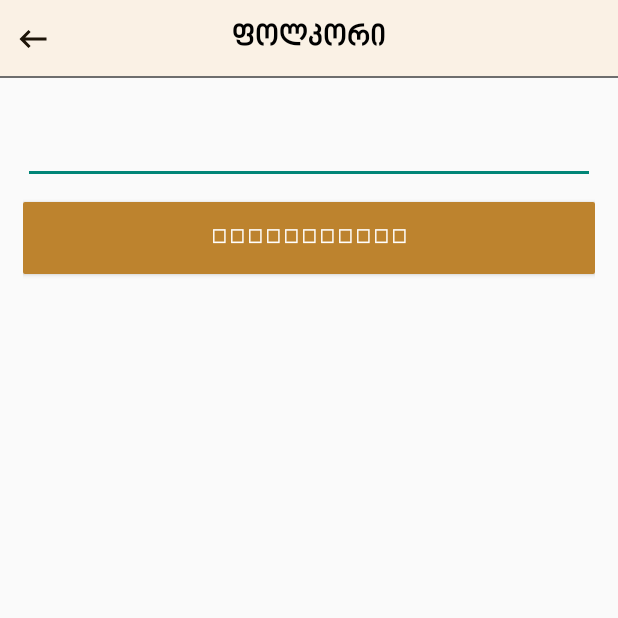
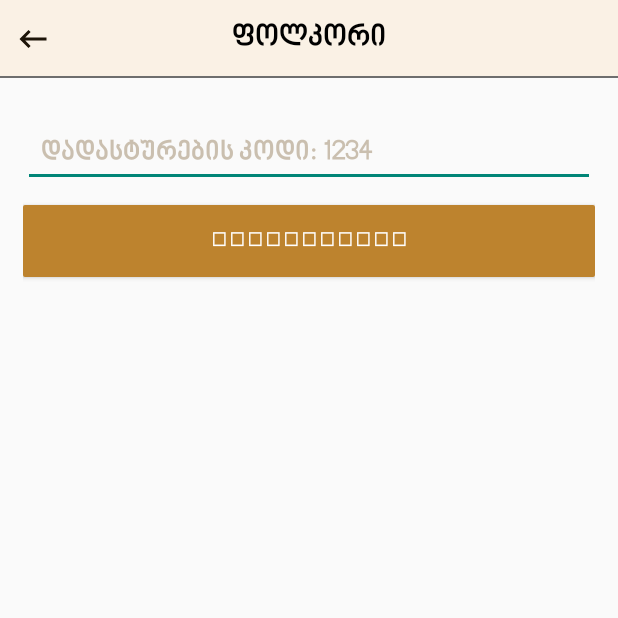
Before and after one commit to medbehapps/FolkApp.Android, an Android app: the RegisterActivity screen opened directly, with no data from a screen before it, on a phone screen of 412 x 824 dp, the top half of it. Run offline under Robolectric (Android 15) with nearby library versions, the phone set to English and light mode, and no system bars; our stand-ins replace Timber, data binding; libraries missing offline, so code that uses them is left out: reactivecircus.flowbinding.android; 3 statements that could not run were skipped.

Commit message:
fix last changes related to auth

```diff
--- a/app/build.gradle
+++ b/app/build.gradle
@@ -15,7 +15,7 @@ android {
         //noinspection OldTargetApi
         targetSdk 33
         versionCode 106
-        versionName "1.1.0"
+        versionName "1.1.1"
 
         testInstrumentationRunner "androidx.test.runner.AndroidJUnitRunner"
         vectorDrawables {
--- /dev/null
+++ b/app/src/main/java/ge/baqar/gogia/goefolk/model/LoginModel.kt
@@ -0,0 +1,3 @@
+package ge.baqar.gogia.goefolk.model
+
+data class LoginModel(var email : String?, var password: String?)
--- a/app/src/main/java/ge/baqar/gogia/goefolk/ui/account/login/LoginActivity.kt
+++ b/app/src/main/java/ge/baqar/gogia/goefolk/ui/account/login/LoginActivity.kt
@@ -7,6 +7,7 @@ import androidx.appcompat.app.AppCompatActivity
 import androidx.core.splashscreen.SplashScreen.Companion.installSplashScreen
 import androidx.lifecycle.lifecycleScope
 import ge.baqar.gogia.goefolk.databinding.ActivityLoginBinding
+import ge.baqar.gogia.goefolk.model.LoginModel
 import ge.baqar.gogia.goefolk.storage.FolkAppPreferences
 import ge.baqar.gogia.goefolk.ui.MenuActivity
 import ge.baqar.gogia.goefolk.ui.account.register.RegisterActivity
@@ -43,12 +44,13 @@ class LoginActivity : AppCompatActivity() {
         binding = ActivityLoginBinding.inflate(layoutInflater)
         setContentView(binding?.root)
 
+        binding?.loginModel = LoginModel(null, null)
         initializeIntents(
             binding?.loginButton?.clicks()
                 ?.map {
                     LoginRequested(
-                        binding?.emailEditText?.text?.toString()!!,
-                        binding?.passwordEditText?.text?.toString()!!,
+                        binding?.loginModel?.email!!,
+                        binding?.loginModel?.password!!,
                         deviceId.get()!!
                     )
                 }!!
--- a/app/src/main/java/ge/baqar/gogia/goefolk/ui/account/register/RegisterActivity.kt
+++ b/app/src/main/java/ge/baqar/gogia/goefolk/ui/account/register/RegisterActivity.kt
@@ -28,7 +28,7 @@ class RegisterActivity : AppCompatActivity() {
         setContentView(binding?.root)
 
         val registrationModel = RegistrationModel(
-            "b.gogia94@gmail.com", "avqsenti", "megrelidze", "12345678"
+            null, null, null, null
         )
         val verificationModel = VerificationModel(
             null
--- a/app/src/main/res/layout/activity_register.xml
+++ b/app/src/main/res/layout/activity_register.xml
@@ -39,12 +39,16 @@
                 android:layout_height="wrap_content"
                 android:layout_marginTop="12dp"
                 android:fontFamily="@font/bpg_nino_mtavruli_bold"
+                android:hint="@string/code"
                 android:imeOptions="actionNext"
-                android:inputType="textWebEmailAddress"
-                android:lines="1"
+                android:inputType="number"
+                android:maxLength="4"
+                android:maxLines="1"
+                android:minLines="1"
                 android:padding="12dp"
                 android:text="@={verificationModel.code}"
-                android:textColor="@color/black" />
+                android:textColor="@color/black"
+                android:textColorHint="@color/hintTextColor" />
 
 
             <androidx.appcompat.widget.AppCompatButton
@@ -73,12 +77,14 @@
                 android:layout_height="wrap_content"
                 android:layout_marginTop="12dp"
                 android:fontFamily="@font/bpg_nino_mtavruli_bold"
+                android:hint="@string/email_placeholder"
                 android:imeOptions="actionNext"
                 android:inputType="textWebEmailAddress"
                 android:lines="1"
                 android:padding="12dp"
                 android:text="@={registerModel.email}"
-                android:textColor="@color/black" />
+                android:textColor="@color/black"
+                android:textColorHint="@color/hintTextColor" />
 
             <androidx.appcompat.widget.AppCompatEditText
                 android:layout_width="match_parent"
@@ -86,11 +92,13 @@
                 android:layout_marginTop="12dp"
                 android:fontFamily="@font/bpg_nino_mtavruli_bold"
                 android:imeOptions="actionNext"
+                android:hint="@string/firstName_placeholder"
                 android:inputType="text"
                 android:lines="1"
                 android:padding="12dp"
                 android:text="@={registerModel.firstName}"
-                android:textColor="@color/black" />
+                android:textColor="@color/black"
+                android:textColorHint="@color/hintTextColor" />
 
 
             <androidx.appcompat.widget.AppCompatEditText
@@ -99,23 +107,27 @@
                 android:layout_marginTop="12dp"
                 android:fontFamily="@font/bpg_nino_mtavruli_bold"
                 android:imeOptions="actionNext"
+                android:hint="@string/lastName_placeholder"
                 android:inputType="text"
                 android:lines="1"
                 android:padding="12dp"
                 android:text="@={registerModel.lastName}"
-                android:textColor="@color/black" />
+                android:textColor="@color/black"
+                android:textColorHint="@color/hintTextColor" />
 
             <androidx.appcompat.widget.AppCompatEditText
                 android:layout_width="match_parent"
                 android:layout_height="wrap_content"
                 android:layout_marginTop="12dp"
                 android:fontFamily="@font/bpg_nino_mtavruli_bold"
+                android:hint="@string/password_placeholder"
                 android:imeOptions="actionDone"
                 android:inputType="textPassword"
                 android:lines="1"
                 android:padding="12dp"
                 android:text="@={registerModel.password}"
-                android:textColor="@color/black" />
+                android:textColor="@color/black"
+                android:textColorHint="@color/hintTextColor" />
 
 
             <androidx.appcompat.widget.AppCompatButton
--- a/app/src/main/res/values/strings.xml
+++ b/app/src/main/res/values/strings.xml
@@ -34,4 +34,7 @@
     <string name="account">მომხმარებელი</string>
     <string name="log_out">გამოსვლა</string>
     <string name="verify">დადასტურება</string>
+    <string name="code">დადასტურების კოდი: 1234</string>
+    <string name="lastName_placeholder">გვარი</string>
+    <string name="firstName_placeholder">სახელი</string>
 </resources>
```
Also changed, not shown: app/src/main/res/layout/activity_login.xml (+14 -5 lines).
